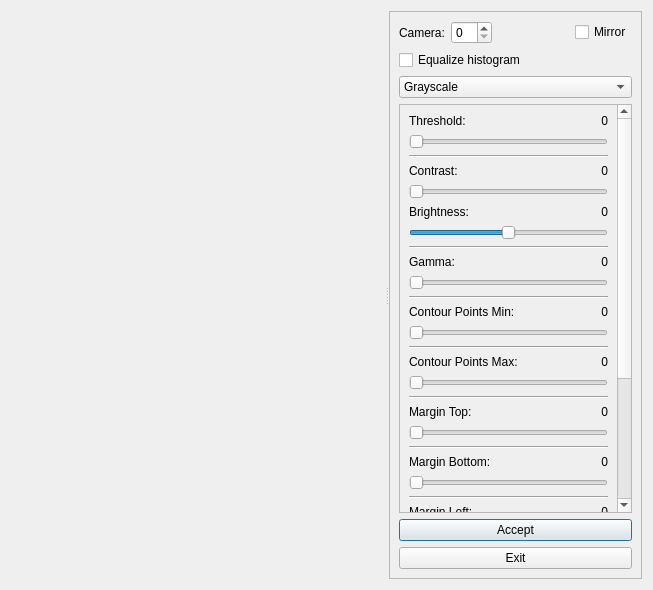
Old version of the form eyetracker/tracker/camera_setup.ui in the repository bjura/SwitchDJ.
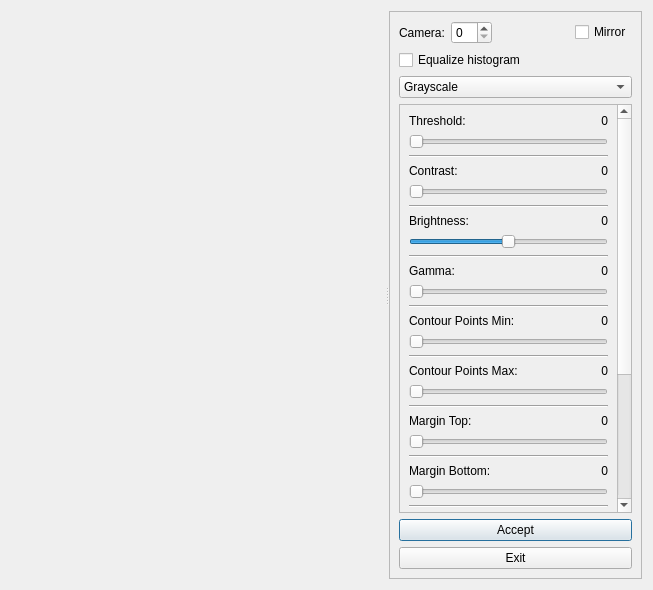
New version of the form. Custom widgets are drawn as their Qt base class.

Commit message: first version of camera based eyetracking

What changed in the file:
```diff
--- a/eyetracker/tracker/camera_setup.ui
+++ b/eyetracker/tracker/camera_setup.ui
@@ -155,9 +155,9 @@
           <property name="geometry">
            <rect>
             <x>0</x>
-            <y>-7</y>
+            <y>0</y>
             <width>242</width>
-            <height>846</height>
+            <height>855</height>
            </rect>
           </property>
           <layout class="QVBoxLayout" name="verticalLayout_15">
@@ -244,6 +244,13 @@
              </item>
             </layout>
            </item>
+           <item>
+            <widget class="Line" name="line_11">
+             <property name="orientation">
+              <enum>Qt::Horizontal</enum>
+             </property>
+            </widget>
+           </item>
            <item>
             <layout class="QVBoxLayout" name="verticalLayout_14">
              <item>
```
The commit also changes 5 other files.
